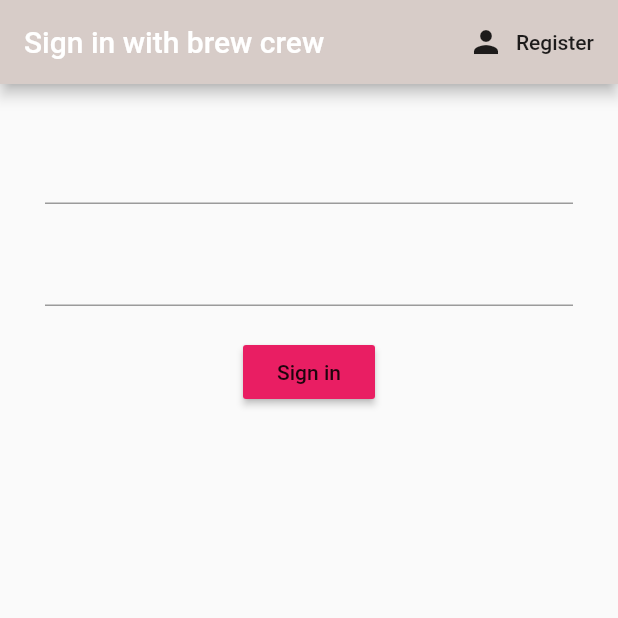
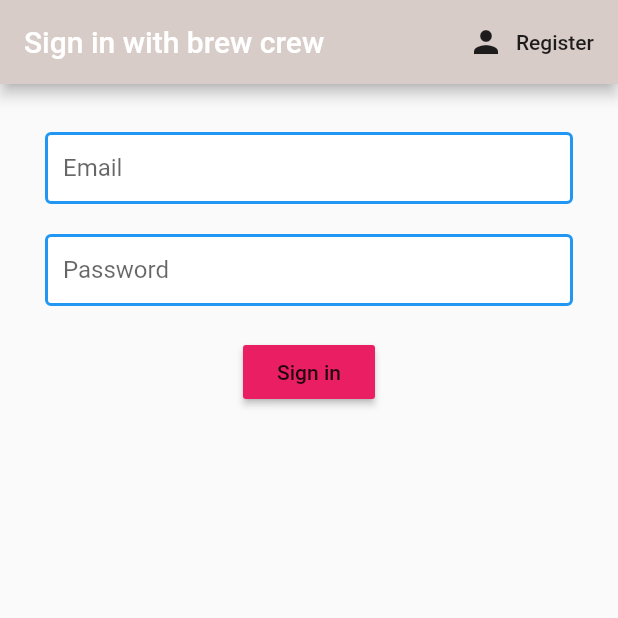
Before and after one commit to alceil/netninjaauth, a Flutter app: the screen it shows after launch, on a phone screen of 412 x 824 dp, the top half of it. Run offline on Flutter 3.47's test engine with Material 2 defaults, Android fonts, the phone set to English and light mode, and no system bars; our stand-ins replace firebase_auth; accounts and stored records are empty.

```diff
--- a/lib/Signin.dart
+++ b/lib/Signin.dart
@@ -1,5 +1,6 @@
 import 'package:flutter/material.dart';
 import 'package:netninjafbcourseapp/authservices.dart';
+import 'package:netninjafbcourseapp/constants.dart';
 class signin extends StatefulWidget {
   final Function toggleview;
   signin({this.toggleview});
@@ -32,6 +33,7 @@ class _signinState extends State<signin> {
             children: <Widget>[
               SizedBox(height: 20,),
               TextFormField(
+                decoration: textInputDecoration.copyWith(hintText: 'Email'),
                 validator: (val)=>val.isEmpty?'Enter ur Email kid':null,
                 onChanged: (val)
                 {
@@ -42,6 +44,7 @@ class _signinState extends State<signin> {
               ),
               SizedBox(height: 20,),
               TextFormField(
+                decoration: textInputDecoration.copyWith(hintText: 'Password'),
                 validator: (val)=>val.length<6?'Enter a password + 6 digits':null,
                 obscureText: true,
                 onChanged: (val){
--- /dev/null
+++ b/lib/constants.dart
@@ -0,0 +1,12 @@
+import 'package:flutter/material.dart';
+const textInputDecoration=InputDecoration(
+  fillColor: Colors.white,
+  filled: true,
+  contentPadding: EdgeInsets.all(12.0),
+  enabledBorder: OutlineInputBorder(
+      borderSide: BorderSide(color: Colors.blue,width: 2.0)
+  ),
+  focusedBorder: OutlineInputBorder(
+      borderSide: BorderSide(color: Colors.pink,width: 2.0)
+  ),
+);
--- a/pubspec.yaml
+++ b/pubspec.yaml
@@ -26,6 +26,8 @@ dependencies:
   firebase_auth: ^0.15.5+2
   cloud_firestore: ^0.13.4+2
   provider: ^4.0.4
+  flutter_spinkit: ^4.1.2
+
 
 
 
```
Also changed, not shown: lib/Loader.dart (added), pubspec.lock.
